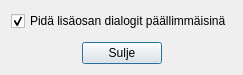
ernoma/yleiskaava, file ui/yleiskaava_dialog_settings.ui: the form before one commit.
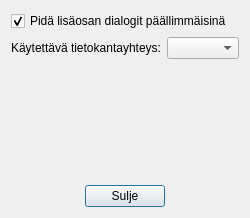
The form after the commit.

Patch:
```diff
--- a/ui/yleiskaava_dialog_settings.ui
+++ b/ui/yleiskaava_dialog_settings.ui
@@ -6,8 +6,8 @@
    <rect>
     <x>0</x>
     <y>0</y>
-    <width>169</width>
-    <height>75</height>
+    <width>241</width>
+    <height>218</height>
    </rect>
   </property>
   <property name="windowTitle">
@@ -24,6 +24,20 @@
      </property>
     </widget>
    </item>
+   <item>
+    <layout class="QHBoxLayout" name="horizontalLayout_2">
+     <item>
+      <widget class="QLabel" name="label">
+       <property name="text">
+        <string>Käytettävä tietokantayhteys:</string>
+       </property>
+      </widget>
+     </item>
+     <item>
+      <widget class="QComboBox" name="comboBoxUsedDBConnection"/>
+     </item>
+    </layout>
+   </item>
    <item>
     <spacer name="verticalSpacer">
      <property name="orientation">
```
